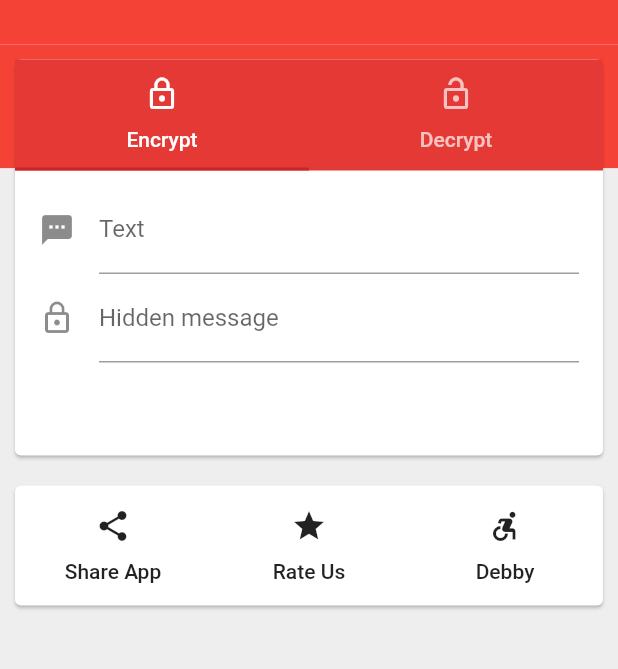
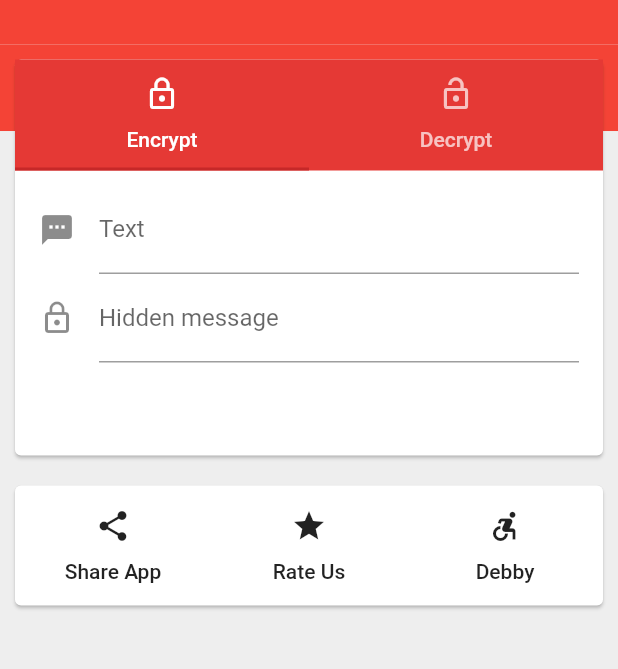
Before and after one commit to Zero-Width-Whitespace/zero-width-flutter-app, a Flutter app: the screen it shows after launch, on a phone screen of 412 x 824 dp, the part 128-797 px from its top. Run offline on Flutter 3.47's test engine with Material 2 defaults, Android fonts, the phone set to English and light mode, and no system bars.

```diff
--- a/lib/home.dart
+++ b/lib/home.dart
@@ -32,7 +32,7 @@ class HomePageState extends State<MyHomePage>
                     new Column(
                       children: <Widget>[
                         new Container(
-                          height: MediaQuery.of(context).size.height * .1,
+                          height: MediaQuery.of(context).size.height * .07,
                           color: Theme.of(context).primaryColor,
                         ),
                       ],
```
Also changed, not shown: 1 other file.
